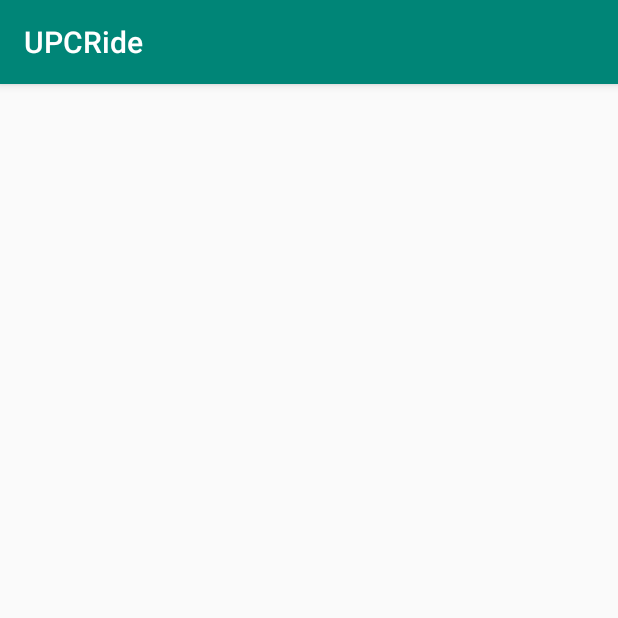
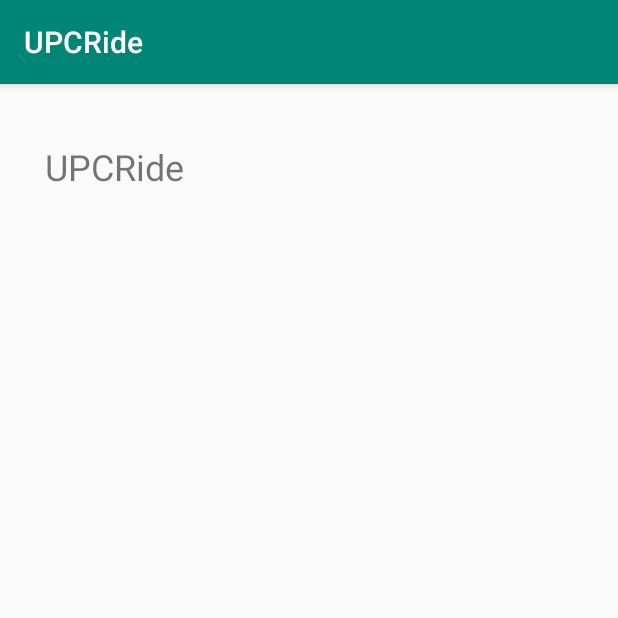
Before and after one commit to Cesar947/UPCRideMoviles, an Android app: the screen it shows after launch (Inicio), on a phone screen of 412 x 824 dp, the top half of it. Run offline under Robolectric (Android 15) with nearby library versions, the phone set to English and light mode, and no system bars.

Commit message:
Publicaciones en proceso

```diff
--- a/UPCRideAndroid/app/build.gradle
+++ b/UPCRideAndroid/app/build.gradle
@@ -30,4 +30,5 @@ dependencies {
     androidTestImplementation 'androidx.test.espresso:espresso-core:3.1.1'
     implementation 'androidx.recyclerview:recyclerview:1.0.0'
     implementation 'com.google.android.material:material:1.1.0-alpha10'
+    implementation 'androidx.cardview:cardview:1.0.0'
 }
--- a/UPCRideAndroid/app/src/main/java/com/example/upcride/Inicio.java
+++ b/UPCRideAndroid/app/src/main/java/com/example/upcride/Inicio.java
@@ -9,6 +9,6 @@ public class Inicio extends AppCompatActivity {
     @Override
     protected void onCreate(Bundle savedInstanceState) {
         super.onCreate(savedInstanceState);
-        setContentView(R.layout.inicio);
+        setContentView(R.layout.ViajesPublicados);
     }
 }
--- /dev/null
+++ b/UPCRideAndroid/app/src/main/res/layout/ViajesPublicados.xml
@@ -0,0 +1,40 @@
+<?xml version="1.0" encoding="utf-8"?>
+<androidx.constraintlayout.widget.ConstraintLayout xmlns:android="http://schemas.android.com/apk/res/android"
+    xmlns:app="http://schemas.android.com/apk/res-auto"
+    xmlns:tools="http://schemas.android.com/tools"
+    android:layout_width="match_parent"
+    android:layout_height="match_parent"
+    tools:context=".Inicio">
+
+    <androidx.cardview.widget.CardView
+        android:layout_width="match_parent"
+        android:layout_height="wrap_content" />
+
+    <androidx.recyclerview.widget.RecyclerView
+        android:id="@+id/rvPublicaciones"
+        android:layout_width="match_parent"
+        android:layout_height="wrap_content"
+        android:layout_marginTop="100dp"
+        android:layout_marginBottom="60dp"
+        app:layout_constraintBottom_toBottomOf="parent"
+        app:layout_constraintEnd_toEndOf="parent"
+        app:layout_constraintHorizontal_bias="0.0"
+        app:layout_constraintStart_toStartOf="parent"
+        app:layout_constraintTop_toTopOf="parent"
+        app:layout_constraintVertical_bias="0.0" />
+
+    <TextView
+        android:id="@+id/textView"
+        android:layout_width="98dp"
+        android:layout_height="27dp"
+        android:layout_marginStart="30dp"
+        android:layout_marginTop="24dp"
+        android:layout_marginBottom="20dp"
+        android:text="@string/tvInicio"
+        android:textSize="24sp"
+        app:layout_constraintBottom_toTopOf="@+id/rvPublicaciones"
+        app:layout_constraintEnd_toEndOf="parent"
+        app:layout_constraintHorizontal_bias="0.0"
+        app:layout_constraintStart_toStartOf="parent"
+        app:layout_constraintTop_toTopOf="parent" />
+</androidx.constraintlayout.widget.ConstraintLayout>
--- a/UPCRideAndroid/app/src/main/res/layout/inicio.xml
+++ /dev/null
@@ -1,7 +0,0 @@
-<?xml version="1.0" encoding="utf-8"?>
-<androidx.constraintlayout.widget.ConstraintLayout xmlns:android="http://schemas.android.com/apk/res/android"
-    xmlns:app="http://schemas.android.com/apk/res-auto"
-    xmlns:tools="http://schemas.android.com/tools"
-    android:layout_width="match_parent"
-    android:layout_height="match_parent"
-    tools:context=".Inicio"/>
--- a/UPCRideAndroid/app/src/main/res/values/strings.xml
+++ b/UPCRideAndroid/app/src/main/res/values/strings.xml
@@ -1,3 +1,4 @@
 <resources>
     <string name="app_name">UPCRide</string>
+    <string name="tvInicio">UPCRide</string>
 </resources>
```
Also changed, not shown: 1 other file.
